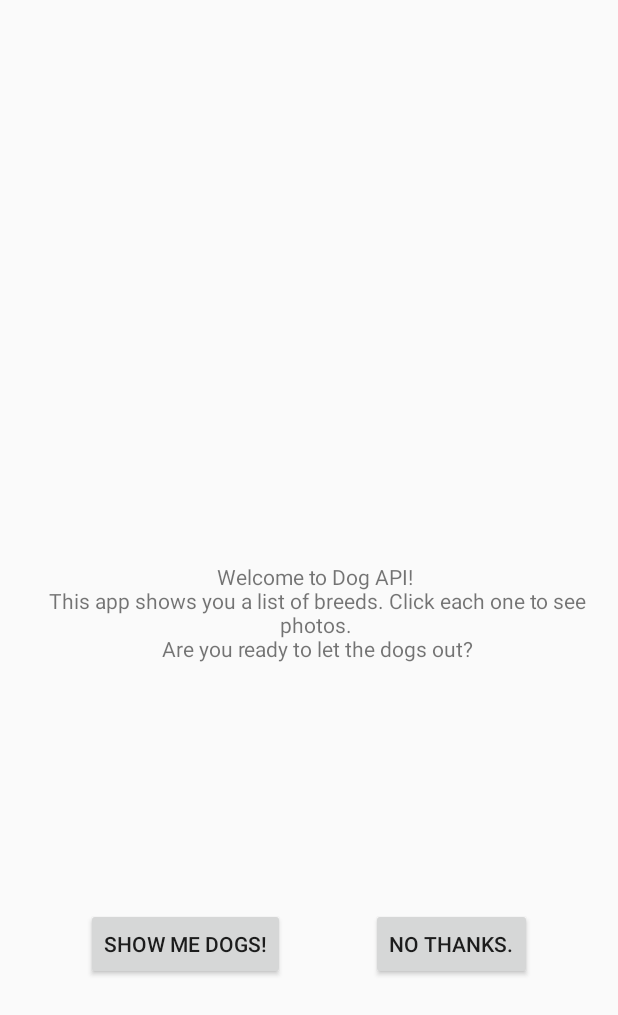
After one commit to TonyKazanjian/Dog-Fetcher, an Android app: the layout dialog_fragment_welcome.xml on its own in the app's theme, with its tools: preview values and no code run, on a phone screen of 412 x 824 dp. The commit adds this screen. Shown: the top 1015 px of the screen. Run offline under Robolectric (Android 15) with nearby library versions, the phone set to English and light mode, and no system bars.

Commit message:
creates dialog fragment xml

```diff
--- a/app/build.gradle
+++ b/app/build.gradle
@@ -26,10 +26,6 @@ android {
     }
 }
 
-repositories {
-    google()
-}
-
 dependencies {
     implementation fileTree(dir: 'libs', include: ['*.jar'])
     implementation"org.jetbrains.kotlin:kotlin-stdlib-jdk7:$kotlin_version"
--- /dev/null
+++ b/app/src/main/res/layout/dialog_fragment_welcome.xml
@@ -0,0 +1,36 @@
+<?xml version="1.0" encoding="utf-8"?>
+<androidx.constraintlayout.widget.ConstraintLayout xmlns:android="http://schemas.android.com/apk/res/android"
+                                                   xmlns:app="http://schemas.android.com/apk/res-auto" xmlns:tools="http://schemas.android.com/tools" android:layout_width="match_parent"
+                                                   android:layout_height="match_parent">
+
+    <TextView
+            android:text="@string/welcome_dialog_text"
+            android:layout_width="wrap_content"
+            android:layout_height="wrap_content"
+            android:id="@+id/textView"
+            android:layout_marginBottom="8dp"
+            app:layout_constraintTop_toTopOf="parent"
+            app:layout_constraintBottom_toBottomOf="parent"
+            app:layout_constraintEnd_toEndOf="parent"
+            app:layout_constraintStart_toStartOf="parent"
+            android:layout_marginStart="8dp" android:gravity="center"/>
+    <Button
+            android:text="@string/dialog_confirm"
+            android:layout_width="wrap_content"
+            android:layout_height="wrap_content"
+            android:id="@+id/confirm"
+            app:layout_constraintTop_toBottomOf="@+id/textView" android:layout_marginBottom="8dp"
+            app:layout_constraintBottom_toBottomOf="parent" app:layout_constraintStart_toStartOf="parent"
+            android:layout_marginStart="8dp"
+            app:layout_constraintEnd_toStartOf="@+id/cancel" android:layout_marginEnd="8dp"/>
+    <Button
+            android:text="@string/dialog_cancel"
+            android:layout_width="wrap_content"
+            android:layout_height="wrap_content"
+            android:id="@+id/cancel"
+            app:layout_constraintTop_toBottomOf="@+id/textView"
+            android:layout_marginBottom="8dp"
+            app:layout_constraintStart_toEndOf="@+id/confirm"
+            app:layout_constraintBottom_toBottomOf="parent" app:layout_constraintEnd_toEndOf="parent"
+            android:layout_marginEnd="8dp"/>
+</androidx.constraintlayout.widget.ConstraintLayout>
--- a/app/src/main/res/values/strings.xml
+++ b/app/src/main/res/values/strings.xml
@@ -1,3 +1,6 @@
 <resources>
     <string name="app_name">DogAPI</string>
+    <string name="welcome_dialog_text">Welcome to Dog API!\n This app shows you a list of breeds. Click each one to see photos.\n Are you ready to let the dogs out?</string>
+    <string name="dialog_confirm">Show me dogs!</string>
+    <string name="dialog_cancel">No thanks.</string>
 </resources>
```
